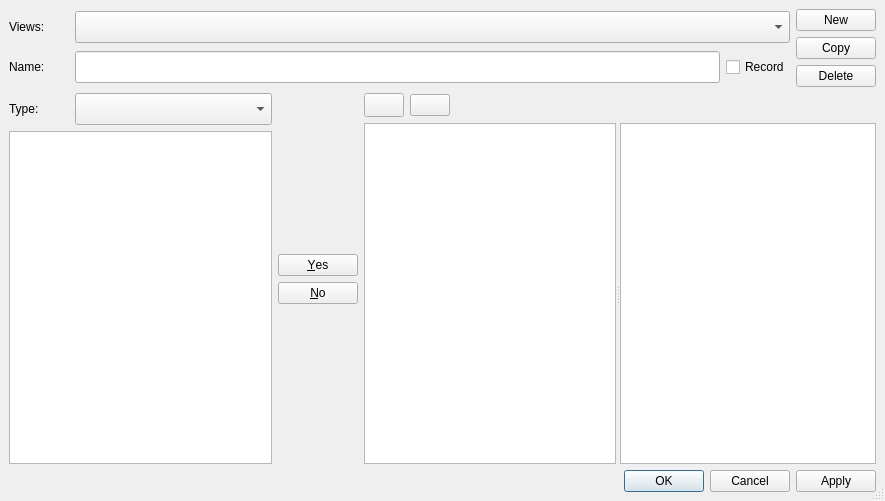
Qt form oom/widgets/trackvieweditorbase.ui (ccherrett/oom) before a commit.
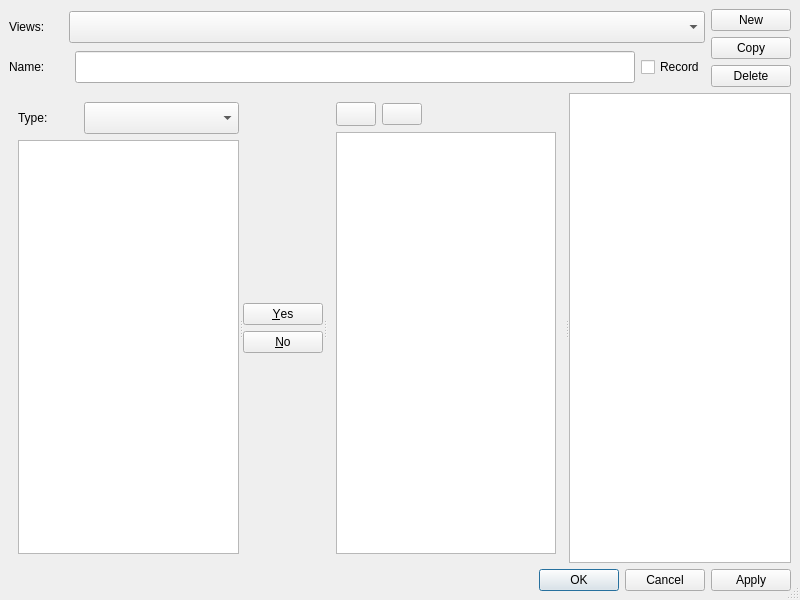
The same form after that commit.

The edit to the form file:
```diff
--- a/oom/widgets/trackvieweditorbase.ui
+++ b/oom/widgets/trackvieweditorbase.ui
@@ -10,8 +10,8 @@
    <rect>
     <x>0</x>
     <y>0</y>
-    <width>885</width>
-    <height>501</height>
+    <width>800</width>
+    <height>600</height>
    </rect>
   </property>
   <property name="sizePolicy">
@@ -29,7 +29,7 @@
   <property name="modal">
    <bool>true</bool>
   </property>
-  <layout class="QVBoxLayout" name="verticalLayout_4">
+  <layout class="QVBoxLayout" name="verticalLayout_5">
    <item>
     <layout class="QHBoxLayout" name="horizontalLayout">
      <property name="bottomMargin">
@@ -37,6 +37,9 @@
      </property>
      <item>
       <layout class="QVBoxLayout" name="verticalLayout_2">
+       <property name="sizeConstraint">
+        <enum>QLayout::SetFixedSize</enum>
+       </property>
        <property name="topMargin">
         <number>0</number>
        </property>
@@ -45,6 +48,9 @@
        </property>
        <item>
         <layout class="QHBoxLayout" name="groupLayout">
+         <property name="spacing">
+          <number>0</number>
+         </property>
          <item>
           <widget class="QLabel" name="lblGroup">
            <property name="minimumSize">
@@ -197,8 +203,11 @@
     </layout>
    </item>
    <item>
-    <layout class="QHBoxLayout" name="horizontalLayout_2">
-     <item>
+    <widget class="QSplitter" name="splitter">
+     <property name="orientation">
+      <enum>Qt::Horizontal</enum>
+     </property>
+     <widget class="QWidget" name="layoutWidget">
       <layout class="QVBoxLayout" name="tracksLayout" stretch="0,0">
        <property name="sizeConstraint">
         <enum>QLayout::SetMinimumSize</enum>
@@ -274,8 +283,7 @@
         </widget>
        </item>
       </layout>
-     </item>
-     <item>
+     </widget>
       <widget class="QDialogButtonBox" name="actionBox">
        <property name="orientation">
         <enum>Qt::Vertical</enum>
@@ -287,12 +295,8 @@
         <bool>true</bool>
        </property>
       </widget>
-     </item>
-     <item>
-      <layout class="QVBoxLayout" name="verticalLayout" stretch="0,1">
-       <property name="bottomMargin">
-        <number>0</number>
-       </property>
+     <widget class="QWidget" name="verticalLayoutWidget">
+      <layout class="QVBoxLayout" name="verticalLayout_4">
        <item>
         <layout class="QHBoxLayout" name="horizontalLayout_3">
          <property name="sizeConstraint">
@@ -337,10 +341,6 @@
         </layout>
        </item>
        <item>
-        <widget class="QSplitter" name="splitter">
-         <property name="orientation">
-          <enum>Qt::Horizontal</enum>
-         </property>
          <widget class="QListView" name="listSelectedTracks">
           <property name="sizePolicy">
            <sizepolicy hsizetype="Expanding" vsizetype="Expanding">
@@ -367,6 +367,9 @@
            <enum>QAbstractItemView::SelectRows</enum>
           </property>
          </widget>
+       </item>
+      </layout>
+     </widget>
          <widget class="QTableView" name="optionsTable">
           <property name="baseSize">
            <size>
@@ -384,7 +387,7 @@
            <enum>QAbstractItemView::SelectRows</enum>
           </property>
           <attribute name="horizontalHeaderVisible">
-           <bool>false</bool>
+       <bool>true</bool>
           </attribute>
           <attribute name="horizontalHeaderStretchLastSection">
            <bool>true</bool>
@@ -399,14 +402,10 @@
            <bool>true</bool>
           </attribute>
           <attribute name="horizontalHeaderVisible">
-           <bool>false</bool>
+       <bool>true</bool>
           </attribute>
          </widget>
         </widget>
-       </item>
-      </layout>
-     </item>
-    </layout>
    </item>
    <item>
     <widget class="QDialogButtonBox" name="buttonBox">
```
Left out of the diff: 5 changed lines with no effect on the pictures. Lines whose indentation alone changed are shown as unchanged.
